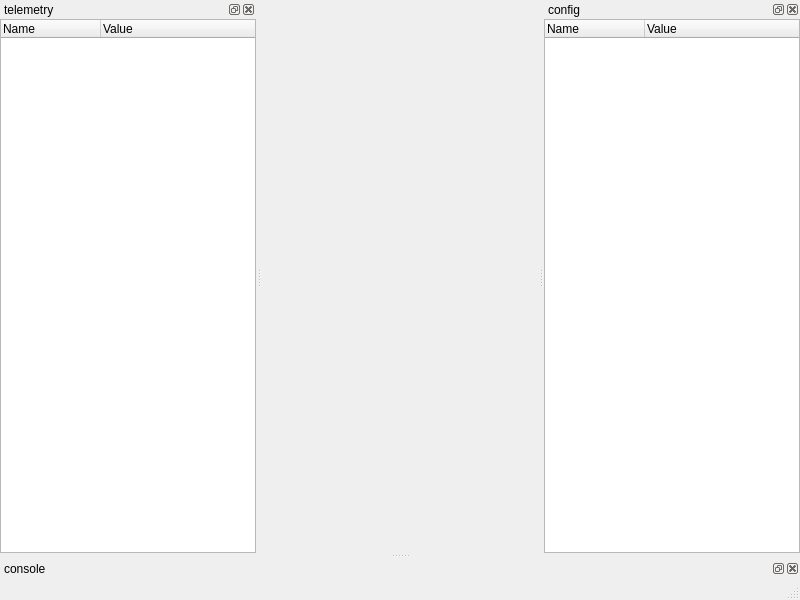
Old version of the form tools/tview_main_window.ui in the repository mjbots/quad.
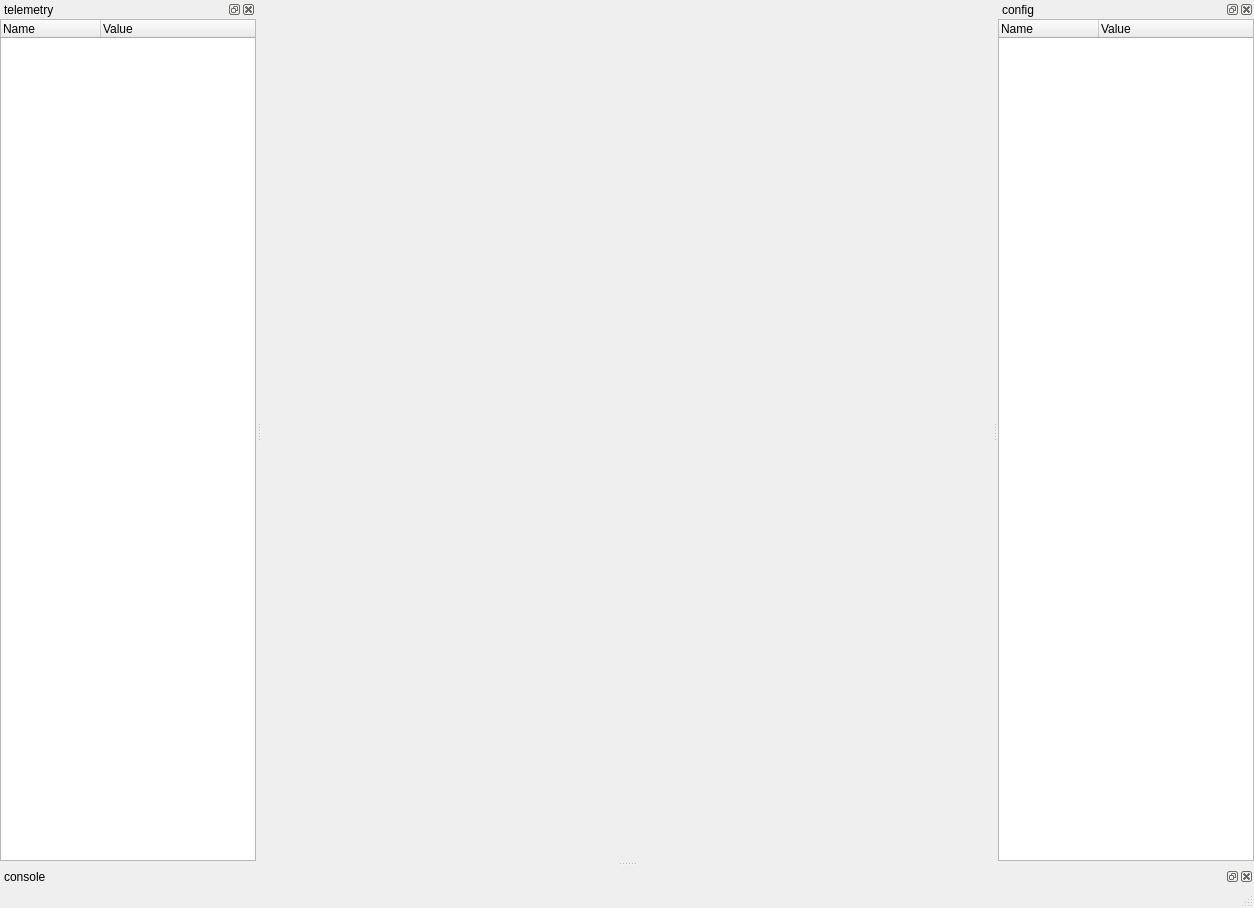
New version of the form.

Commit message: tview: Make everything have more useful default sizes.

```diff
--- a/tools/tview_main_window.ui
+++ b/tools/tview_main_window.ui
@@ -6,8 +6,8 @@
    <rect>
     <x>0</x>
     <y>0</y>
-    <width>800</width>
-    <height>600</height>
+    <width>1254</width>
+    <height>908</height>
    </rect>
   </property>
   <property name="windowTitle">
```
Left out of the diff: 22 changed lines with no effect on the pictures. The commit also changes 1 other file.
